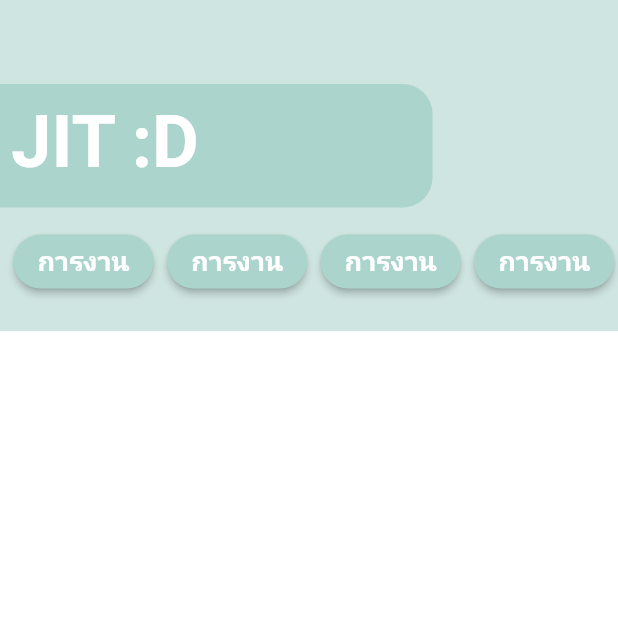
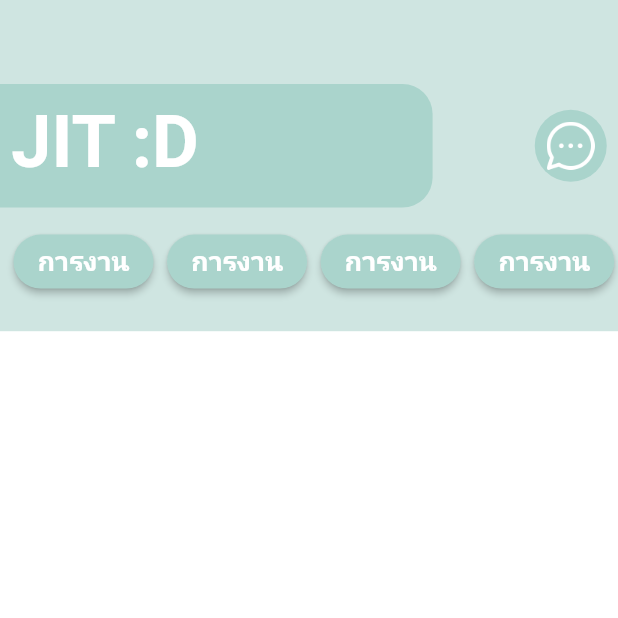
Before and after one commit to aofattaporn/jitD_fronted, a Flutter app: the HomePage screen opened directly, on a phone screen of 412 x 824 dp, the top half of it. Run offline on Flutter 3.47's test engine with Material 2 defaults, Android fonts, the phone set to English and light mode, and no system bars; our stand-ins replace bloc, equatable, firebase_auth, firebase_core, flutter_bloc, flutter_cache_manager and 5 more; missing offline and left inert: dart:ffi, dart:js, flutter_facebook_auth; accounts and stored records are empty.

Commit message:
Profile/Home

```diff
--- a/lib/App.dart
+++ b/lib/App.dart
@@ -3,6 +3,8 @@ import 'package:flutter/material.dart';
 
 import 'package:jitd_client/src/BottomNavigationWidget.dart';
 import 'package:firebase_auth/firebase_auth.dart';
+import 'package:jitd_client/src/screens/HomePage.dart';
+import 'package:jitd_client/src/screens/ProfilePage.dart';
 
 import 'package:jitd_client/src/screens/autheentication/SignUp.dart';
 import 'package:jitd_client/src/screens/tutorials/TutorialPage1.dart';
@@ -25,7 +27,7 @@ class App extends StatelessWidget {
       debugShowCheckedModeBanner: false,
       initialRoute: checkCurentUser(),
       routes: {
-        "/": (context) => const SignUp(),
+        "/": (context) => const ProfilePage(),
         "/home": (context) => const BottomNavigationWidget()
       }, // home:
     );
--- a/lib/src/screens/HomePage.dart
+++ b/lib/src/screens/HomePage.dart
@@ -57,6 +57,22 @@ class HomePage extends StatelessWidget {
                         ),
                       ),
                     ),
+
+                    Container(
+                      margin: EdgeInsets.only(right: MediaQuery.of(context).devicePixelRatio * 5),
+                      decoration: BoxDecoration(
+                        borderRadius: BorderRadius.all(Radius.circular(50)),
+                        color: primaryColor,
+                      ),
+                      child: IconButton(
+                        icon: Image.asset(
+                          'assets/images/messenger.png',
+                          color: Colors.white,
+                        ),
+                        onPressed: (){},
+                      ),
+                    ),
+
                   ],
                 ),
 
```
Also changed, not shown: lib/src/screens/ProfilePage.dart (+24 -12 lines), assets/images/handshake.png (added), pubspec.lock.
